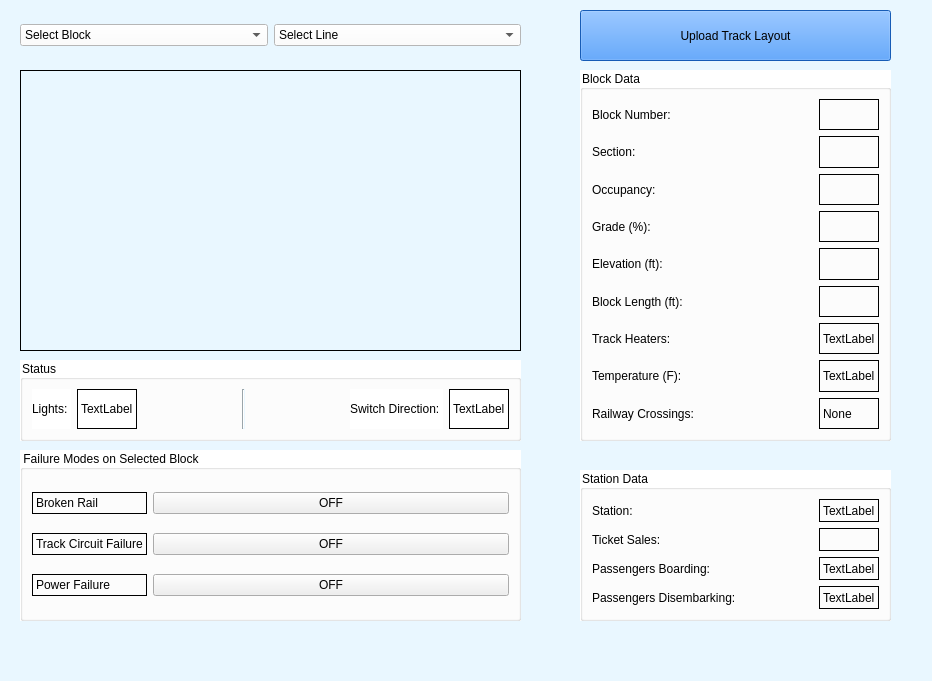
Old version of the form Track Model/Track_Model.ui in the repository asmithie13/ECE-1140.
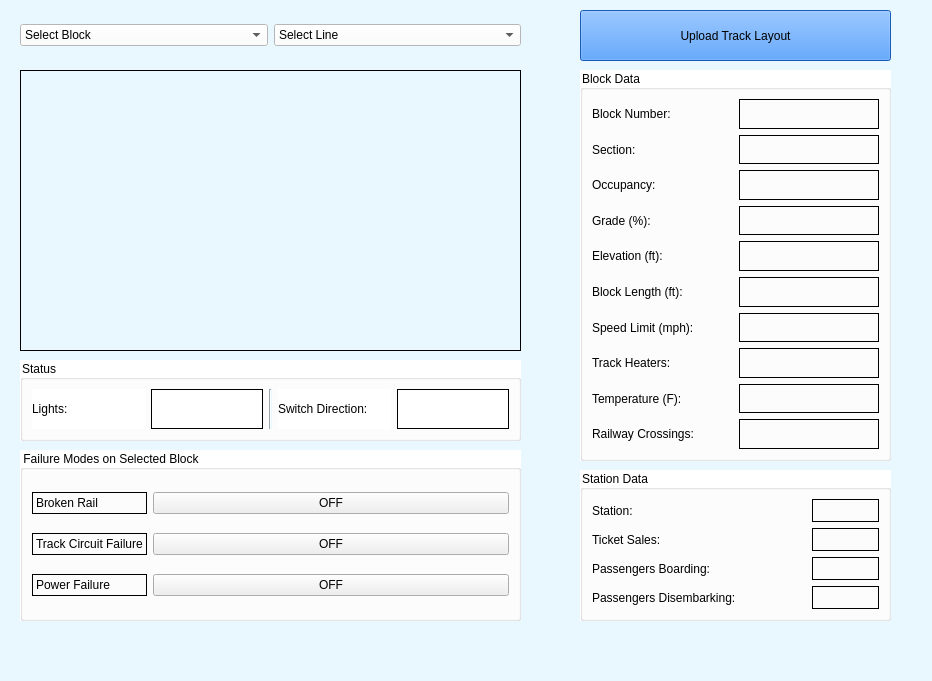
New version of the form. Icons and pictures are not drawn.

```diff
--- a/Track Model/Track_Model.ui
+++ b/Track Model/Track_Model.ui
@@ -171,7 +171,7 @@
       <x>580</x>
       <y>70</y>
       <width>311</width>
-      <height>371</height>
+      <height>391</height>
      </rect>
     </property>
     <property name="styleSheet">
@@ -184,84 +184,6 @@
      <string>Block Data</string>
     </property>
     <layout class="QGridLayout" name="gridLayout_3">
-     <item row="0" column="0">
-      <widget class="QLabel" name="label_6">
-       <property name="styleSheet">
-        <string notr="true">background-color: rgb(white);</string>
-       </property>
-       <property name="frameShape">
-        <enum>QFrame::NoFrame</enum>
-       </property>
-       <property name="text">
-        <string>Block Number:</string>
-       </property>
-      </widget>
-     </item>
-     <item row="0" column="1">
-      <spacer name="horizontalSpacer">
-       <property name="orientation">
-        <enum>Qt::Horizontal</enum>
-       </property>
-       <property name="sizeHint" stdset="0">
-        <size>
-         <width>138</width>
-         <height>20</height>
-        </size>
-       </property>
-      </spacer>
-     </item>
-     <item row="0" column="2">
-      <widget class="QLabel" name="block_num_in">
-       <property name="styleSheet">
-        <string notr="true">background-color: rgb(white);</string>
-       </property>
-       <property name="frameShape">
-        <enum>QFrame::Box</enum>
-       </property>
-       <property name="text">
-        <string/>
-       </property>
-      </widget>
-     </item>
-     <item row="1" column="0">
-      <widget class="QLabel" name="label_18">
-       <property name="styleSheet">
-        <string notr="true">background-color: rgb(white);</string>
-       </property>
-       <property name="frameShape">
-        <enum>QFrame::NoFrame</enum>
-       </property>
-       <property name="text">
-        <string>Section: </string>
-       </property>
-      </widget>
-     </item>
-     <item row="1" column="1">
-      <spacer name="horizontalSpacer_6">
-       <property name="orientation">
-        <enum>Qt::Horizontal</enum>
-       </property>
-       <property name="sizeHint" stdset="0">
-        <size>
-         <width>138</width>
-         <height>20</height>
-        </size>
-       </property>
-      </spacer>
-     </item>
-     <item row="1" column="2">
-      <widget class="QLabel" name="section_in">
-       <property name="styleSheet">
-        <string notr="true">background-color: rgb(white);</string>
-       </property>
-       <property name="frameShape">
-        <enum>QFrame::Box</enum>
-       </property>
-       <property name="text">
-        <string/>
-       </property>
-      </widget>
-     </item>
      <item row="2" column="0">
       <widget class="QLabel" name="label_7">
        <property name="styleSheet">
@@ -275,60 +197,60 @@
        </property>
       </widget>
      </item>
+     <item row="7" column="1">
+      <widget class="QLabel" name="heaters_out">
+       <property name="styleSheet">
+        <string notr="true">background-color: rgb(white);</string>
+       </property>
+       <property name="frameShape">
+        <enum>QFrame::Box</enum>
+       </property>
+       <property name="text">
+        <string/>
+       </property>
+      </widget>
+     </item>
+     <item row="4" column="1">
+      <widget class="QLabel" name="elevation_in">
+       <property name="styleSheet">
+        <string notr="true">background-color: rgb(white);</string>
+       </property>
+       <property name="frameShape">
+        <enum>QFrame::Box</enum>
+       </property>
+       <property name="text">
+        <string/>
+       </property>
+      </widget>
+     </item>
+     <item row="8" column="1">
+      <widget class="QLabel" name="temp_out">
+       <property name="styleSheet">
+        <string notr="true">background-color: rgb(white);</string>
+       </property>
+       <property name="frameShape">
+        <enum>QFrame::Box</enum>
+       </property>
+       <property name="text">
+        <string/>
+       </property>
+      </widget>
+     </item>
+     <item row="1" column="1">
+      <widget class="QLabel" name="section_in">
+       <property name="styleSheet">
+        <string notr="true">background-color: rgb(white);</string>
+       </property>
+       <property name="frameShape">
+        <enum>QFrame::Box</enum>
+       </property>
+       <property name="text">
+        <string/>
+       </property>
+      </widget>
+     </item>
      <item row="2" column="1">
-      <spacer name="horizontalSpacer_2">
-       <property name="orientation">
-        <enum>Qt::Horizontal</enum>
-       </property>
-       <property name="sizeHint" stdset="0">
-        <size>
-         <width>138</width>
-         <height>20</height>
-        </size>
-       </property>
-      </spacer>
-     </item>
-     <item row="2" column="2">
-      <widget class="QLabel" name="label_11">
-       <property name="styleSheet">
-        <string notr="true">background-color: rgb(white);</string>
-       </property>
-       <property name="frameShape">
-        <enum>QFrame::Box</enum>
-       </property>
-       <property name="text">
-        <string/>
-       </property>
-      </widget>
-     </item>
-     <item row="3" column="0">
-      <widget class="QLabel" name="label_8">
-       <property name="styleSheet">
-        <string notr="true">background-color: rgb(white);</string>
-       </property>
-       <property name="frameShape">
-        <enum>QFrame::NoFrame</enum>
-       </property>
-       <property name="text">
-        <string>Grade (%):</string>
-       </property>
-      </widget>
-     </item>
-     <item row="3" column="1">
-      <spacer name="horizontalSpacer_3">
-       <property name="orientation">
-        <enum>Qt::Horizontal</enum>
-       </property>
-       <property name="sizeHint" stdset="0">
-        <size>
-         <width>138</width>
-         <height>20</height>
-        </size>
-       </property>
-      </spacer>
-     </item>
-     <item row="3" column="2">
-      <widget class="QLabel" name="grade_in">
+      <widget class="QLabel" name="occupancy_in">
        <property name="styleSheet">
         <string notr="true">background-color: rgb(white);</string>
        </property>
@@ -353,21 +275,34 @@
        </property>
       </widget>
      </item>
-     <item row="4" column="1">
-      <spacer name="horizontalSpacer_4">
-       <property name="orientation">
-        <enum>Qt::Horizontal</enum>
+     <item row="3" column="0">
+      <widget class="QLabel" name="label_8">
+       <property name="styleSheet">
+        <string notr="true">background-color: rgb(white);</string>
        </property>
-       <property name="sizeHint" stdset="0">
-        <size>
-         <width>138</width>
-         <height>20</height>
-        </size>
+       <property name="frameShape">
+        <enum>QFrame::NoFrame</enum>
        </property>
-      </spacer>
+       <property name="text">
+        <string>Grade (%):</string>
+       </property>
+      </widget>
      </item>
-     <item row="4" column="2">
-      <widget class="QLabel" name="elevation_in">
+     <item row="0" column="0">
+      <widget class="QLabel" name="label_6">
+       <property name="styleSheet">
+        <string notr="true">background-color: rgb(white);</string>
+       </property>
+       <property name="frameShape">
+        <enum>QFrame::NoFrame</enum>
+       </property>
+       <property name="text">
+        <string>Block Number:</string>
+       </property>
+      </widget>
+     </item>
+     <item row="6" column="1">
+      <widget class="QLabel" name="speed_in">
        <property name="styleSheet">
         <string notr="true">background-color: rgb(white);</string>
        </property>
@@ -393,19 +328,6 @@
       </widget>
      </item>
      <item row="5" column="1">
-      <spacer name="horizontalSpacer_5">
-       <property name="orientation">
-        <enum>Qt::Horizontal</enum>
-       </property>
-       <property name="sizeHint" stdset="0">
-        <size>
-         <width>138</width>
-         <height>20</height>
-        </size>
-       </property>
-      </spacer>
-     </item>
-     <item row="5" column="2">
       <widget class="QLabel" name="length_in">
        <property name="styleSheet">
         <string notr="true">background-color: rgb(white);</string>
@@ -419,6 +341,32 @@
       </widget>
      </item>
      <item row="6" column="0">
+      <widget class="QLabel" name="label_16">
+       <property name="styleSheet">
+        <string notr="true">background-color: rgb(white);</string>
+       </property>
+       <property name="frameShape">
+        <enum>QFrame::NoFrame</enum>
+       </property>
+       <property name="text">
+        <string>Speed Limit (mph):</string>
+       </property>
+      </widget>
+     </item>
+     <item row="3" column="1">
+      <widget class="QLabel" name="grade_in">
+       <property name="styleSheet">
+        <string notr="true">background-color: rgb(white);</string>
+       </property>
+       <property name="frameShape">
+        <enum>QFrame::Box</enum>
+       </property>
+       <property name="text">
+        <string/>
+       </property>
+      </widget>
+     </item>
+     <item row="7" column="0">
       <widget class="QLabel" name="label_12">
        <property name="styleSheet">
         <string notr="true">background-color: rgb(white);</string>
@@ -431,33 +379,7 @@
        </property>
       </widget>
      </item>
-     <item row="6" column="1">
-      <spacer name="horizontalSpacer_7">
-       <property name="orientation">
-        <enum>Qt::Horizontal</enum>
-       </property>
-       <property name="sizeHint" stdset="0">
-        <size>
-         <width>138</width>
-         <height>20</height>
-        </size>
-       </property>
-      </spacer>
-     </item>
-     <item row="6" column="2">
-      <widget class="QLabel" name="heaters_out">
-       <property name="styleSheet">
-        <string notr="true">background-color: rgb(white);</string>
-       </property>
-       <property name="frameShape">
-        <enum>QFrame::Box</enum>
-       </property>
-       <property name="text">
-        <string>TextLabel</string>
-       </property>
-      </widget>
-     </item>
-     <item row="7" column="0">
+     <item row="8" column="0">
       <widget class="QLabel" name="label_13">
        <property name="styleSheet">
         <string notr="true">background-color: rgb(white);</string>
@@ -470,33 +392,46 @@
        </property>
       </widget>
      </item>
-     <item row="7" column="1">
-      <spacer name="horizontalSpacer_8">
-       <property name="orientation">
-        <enum>Qt::Horizontal</enum>
+     <item row="0" column="1">
+      <widget class="QLabel" name="block_num_in">
+       <property name="styleSheet">
+        <string notr="true">background-color: rgb(white);</string>
        </property>
-       <property name="sizeHint" stdset="0">
-        <size>
-         <width>138</width>
-         <height>20</height>
-        </size>
+       <property name="frameShape">
+        <enum>QFrame::Box</enum>
        </property>
-      </spacer>
+       <property name="text">
+        <string/>
+       </property>
+      </widget>
      </item>
-     <item row="7" column="2">
-      <widget class="QLabel" name="temp_out">
+     <item row="1" column="0">
+      <widget class="QLabel" name="label_18">
        <property name="styleSheet">
         <string notr="true">background-color: rgb(white);</string>
        </property>
        <property name="frameShape">
+        <enum>QFrame::NoFrame</enum>
+       </property>
+       <property name="text">
+        <string>Section: </string>
+       </property>
+      </widget>
+     </item>
+     <item row="9" column="1">
+      <widget class="QLabel" name="cross_out">
+       <property name="styleSheet">
+        <string notr="true">background-color: rgb(white);</string>
+       </property>
+       <property name="frameShape">
         <enum>QFrame::Box</enum>
        </property>
        <property name="text">
-        <string>TextLabel</string>
+        <string/>
        </property>
       </widget>
      </item>
-     <item row="8" column="0">
+     <item row="9" column="0">
       <widget class="QLabel" name="label_33">
        <property name="styleSheet">
         <string notr="true">background-color: rgb(white);</string>
@@ -509,32 +444,6 @@
        </property>
       </widget>
      </item>
-     <item row="8" column="1">
-      <spacer name="horizontalSpacer_9">
-       <property name="orientation">
-        <enum>Qt::Horizontal</enum>
-       </property>
-       <property name="sizeHint" stdset="0">
-        <size>
-         <width>138</width>
-         <height>20</height>
-        </size>
-       </property>
-      </spacer>
-     </item>
-     <item row="8" column="2">
-      <widget class="QLabel" name="cross_out">
-       <property name="styleSheet">
-        <string notr="true">background-color: rgb(white);</string>
-       </property>
-       <property name="frameShape">
-        <enum>QFrame::Box</enum>
-       </property>
-       <property name="text">
-        <string>None</string>
-       </property>
-      </widget>
-     </item>
     </layout>
    </widget>
    <widget class="QGroupBox" name="groupBox_3">
@@ -569,20 +478,33 @@
        </property>
       </widget>
      </item>
-     <item row="0" column="1" colspan="3">
-      <spacer name="horizontalSpacer_10">
-       <property name="orientation">
-        <enum>Qt::Horizontal</enum>
+     <item row="3" column="0" colspan="3">
+      <widget class="QLabel" name="label_32">
+       <property name="styleSheet">
+        <string notr="true">background-color: rgb(white);</string>
        </property>
-       <property name="sizeHint" stdset="0">
-        <size>
-         <width>167</width>
-         <height>19</height>
-        </size>
+       <property name="frameShape">
+        <enum>QFrame::NoFrame</enum>
        </property>
-      </spacer>
+       <property name="text">
+        <string>Passengers Disembarking:</string>
+       </property>
+      </widget>
      </item>
-     <item row="0" column="4">
+     <item row="1" column="3">
+      <widget class="QLabel" name="ticket_out">
+       <property name="styleSheet">
+        <string notr="true">background-color: rgb(white);</string>
+       </property>
+       <property name="frameShape">
+        <enum>QFrame::Box</enum>
+       </property>
+       <property name="text">
+        <string/>
+       </property>
+      </widget>
+     </item>
+     <item row="0" column="3">
       <widget class="QLabel" name="station_in">
        <property name="styleSheet">
         <string notr="true">background-color: rgb(white);</string>
@@ -591,7 +513,7 @@
         <enum>QFrame::Box</enum>
        </property>
        <property name="text">
-        <string>TextLabel</string>
+        <string/>
        </property>
       </widget>
      </item>
@@ -608,32 +530,6 @@
        </property>
       </widget>
      </item>
-     <item row="1" column="1" colspan="3">
-      <spacer name="horizontalSpacer_11">
-       <property name="orientation">
-        <enum>Qt::Horizontal</enum>
-       </property>
-       <property name="sizeHint" stdset="0">
-        <size>
-         <width>167</width>
-         <height>19</height>
-        </size>
-       </property>
-      </spacer>
-     </item>
-     <item row="1" column="4">
-      <widget class="QLabel" name="ticket_out">
-       <property name="styleSheet">
-        <string notr="true">background-color: rgb(white);</string>
-       </property>
-       <property name="frameShape">
-        <enum>QFrame::Box</enum>
-       </property>
-       <property name="text">
-        <string/>
-       </property>
-      </widget>
-     </item>
      <item row="2" column="0" colspan="2">
       <widget class="QLabel" name="label_31">
        <property name="styleSheet">
@@ -647,20 +543,7 @@
        </property>
       </widget>
      </item>
-     <item row="2" column="2" colspan="2">
-      <spacer name="horizontalSpacer_12">
-       <property name="orientation">
-        <enum>Qt::Horizontal</enum>
-       </property>
-       <property name="sizeHint" stdset="0">
-        <size>
-         <width>145</width>
-         <height>19</height>
-        </size>
-       </property>
-      </spacer>
-     </item>
-     <item row="2" column="4">
+     <item row="2" column="3">
       <widget class="QLabel" name="boarding_out">
        <property name="styleSheet">
         <string notr="true">background-color: rgb(white);</string>
@@ -669,37 +552,11 @@
         <enum>QFrame::Box</enum>
        </property>
        <property name="text">
-        <string>TextLabel</string>
-       </property>
-      </widget>
-     </item>
-     <item row="3" column="0" colspan="3">
-      <widget class="QLabel" name="label_32">
-       <property name="styleSheet">
-        <string notr="true">background-color: rgb(white);</string>
-       </property>
-       <property name="frameShape">
-        <enum>QFrame::NoFrame</enum>
-       </property>
-       <property name="text">
-        <string>Passengers Disembarking:</string>
+        <string/>
        </property>
       </widget>
      </item>
      <item row="3" column="3">
-      <spacer name="horizontalSpacer_13">
-       <property name="orientation">
-        <enum>Qt::Horizontal</enum>
-       </property>
-       <property name="sizeHint" stdset="0">
-        <size>
-         <width>124</width>
-         <height>19</height>
-        </size>
-       </property>
-      </spacer>
-     </item>
-     <item row="3" column="4">
       <widget class="QLabel" name="disembarking_out">
        <property name="styleSheet">
         <string notr="true">background-color: rgb(white);</string>
@@ -708,7 +565,7 @@
         <enum>QFrame::Box</enum>
        </property>
        <property name="text">
-        <string>TextLabel</string>
+        <string/>
        </property>
       </widget>
      </item>
@@ -850,6 +707,53 @@
      <string>Status</string>
     </property>
     <layout class="QGridLayout" name="gridLayout_5">
+     <item row="0" column="1">
+      <widget class="QLabel" name="light_out">
+       <property name="layoutDirection">
+        <enum>Qt::LeftToRight</enum>
+       </property>
+       <property name="styleSheet">
+        <string notr="true">background: white</string>
+       </property>
+       <property name="frameShape">
+        <enum>QFrame::Box</enum>
+       </property>
+       <property name="text">
+        <string/>
+       </property>
+       <property name="alignment">
+        <set>Qt::AlignCenter</set>
+       </property>
+      </widget>
+     </item>
+     <item row="0" column="4">
+      <widget class="QLabel" name="switch_out">
+       <property name="styleSheet">
+        <string notr="true">background: white</string>
+       </property>
+       <property name="frameShape">
+        <enum>QFrame::Box</enum>
+       </property>
+       <property name="text">
+        <string/>
+       </property>
+       <property name="alignment">
+        <set>Qt::AlignCenter</set>
+       </property>
+      </widget>
+     </item>
+     <item row="0" column="3">
+      <widget class="QLabel" name="label_15">
+       <property name="styleSheet">
+        <string notr="true">background-color: white;
+
+</string>
+       </property>
+       <property name="text">
+        <string>Switch Direction: </string>
+       </property>
+      </widget>
+     </item>
      <item row="0" column="0">
       <widget class="QLabel" name="label_14">
        <property name="styleSheet">
@@ -862,77 +766,13 @@
        </property>
       </widget>
      </item>
-     <item row="0" column="1">
-      <widget class="QLabel" name="label_16">
-       <property name="styleSheet">
-        <string notr="true">background: white</string>
-       </property>
-       <property name="frameShape">
-        <enum>QFrame::Box</enum>
-       </property>
-       <property name="text">
-        <string>TextLabel</string>
-       </property>
-      </widget>
-     </item>
      <item row="0" column="2">
-      <spacer name="horizontalSpacer_14">
-       <property name="orientation">
-        <enum>Qt::Horizontal</enum>
-       </property>
-       <property name="sizeHint" stdset="0">
-        <size>
-         <width>103</width>
-         <height>20</height>
-        </size>
-       </property>
-      </spacer>
-     </item>
-     <item row="0" column="3">
       <widget class="Line" name="line">
        <property name="orientation">
         <enum>Qt::Vertical</enum>
        </property>
       </widget>
      </item>
-     <item row="0" column="4">
-      <spacer name="horizontalSpacer_15">
-       <property name="orientation">
-        <enum>Qt::Horizontal</enum>
-       </property>
-       <property name="sizeHint" stdset="0">
-        <size>
-         <width>102</width>
-         <height>20</height>
-        </size>
-       </property>
-      </spacer>
-     </item>
-     <item row="0" column="5">
-      <widget class="QLabel" name="label_15">
-       <property name="styleSheet">
-        <string notr="true">background-color: white;
-
-</string>
-       </property>
-       <property name="text">
-        <string>Switch Direction: </string>
-       </property>
-      </widget>
-     </item>
-     <item row="0" column="6">
-      <widget class="QLabel" name="label">
-       <property name="styleSheet">
-        <string notr="true">background: white</string>
-       </property>
-       <property name="frameShape">
-        <enum>QFrame::Box</enum>
-       </property>
-       <property name="text">
-        <string>TextLabel</string>
-       </property>
-      </widget>
-     </item>
     </layout>
    </widget>
    <zorder>layoutWidget</zorder>
```
